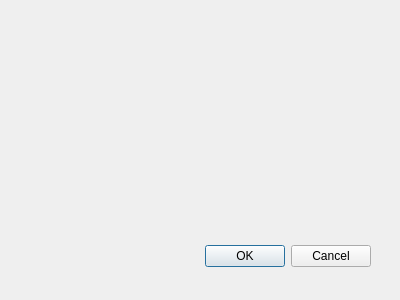
Old version of the form LuskSyncQt/edit.ui in the repository luskynavy/luskycode.
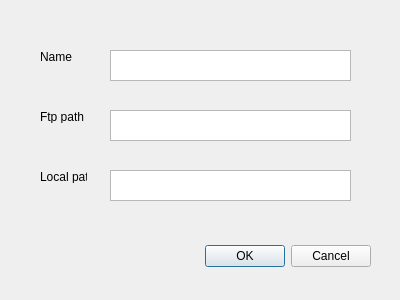
New version of the form.

Commit message: LuskSync 2018-01-08 dialog accessor test

```diff
--- a/LuskSyncQt/edit.ui
+++ b/LuskSyncQt/edit.ui
@@ -31,6 +31,75 @@
     <set>QDialogButtonBox::Cancel|QDialogButtonBox::Ok</set>
    </property>
   </widget>
+  <widget class="QTextEdit" name="localPath">
+   <property name="geometry">
+    <rect>
+     <x>110</x>
+     <y>170</y>
+     <width>241</width>
+     <height>31</height>
+    </rect>
+   </property>
+  </widget>
+  <widget class="QTextEdit" name="ftpPath">
+   <property name="geometry">
+    <rect>
+     <x>110</x>
+     <y>110</y>
+     <width>241</width>
+     <height>31</height>
+    </rect>
+   </property>
+  </widget>
+  <widget class="QLabel" name="label">
+   <property name="geometry">
+    <rect>
+     <x>40</x>
+     <y>110</y>
+     <width>47</width>
+     <height>13</height>
+    </rect>
+   </property>
+   <property name="text">
+    <string>Ftp path</string>
+   </property>
+  </widget>
+  <widget class="QLabel" name="label_2">
+   <property name="geometry">
+    <rect>
+     <x>40</x>
+     <y>170</y>
+     <width>47</width>
+     <height>13</height>
+    </rect>
+   </property>
+   <property name="text">
+    <string>Local path</string>
+   </property>
+  </widget>
+  <widget class="QTextEdit" name="name">
+   <property name="geometry">
+    <rect>
+     <x>110</x>
+     <y>50</y>
+     <width>241</width>
+     <height>31</height>
+    </rect>
+   </property>
+  </widget>
+  <widget class="QLabel" name="label_3">
+   <property name="geometry">
+    <rect>
+     <x>40</x>
+     <y>50</y>
+     <width>47</width>
+     <height>13</height>
+    </rect>
+   </property>
+   <property name="text">
+    <string>Name</string>
+   </property>
+  </widget>
  </widget>
  <pixmapfunction/>
  <resources/>
```
Left out of the diff: 5 changed lines with no effect on the pictures. The commit also changes 3 other files.
